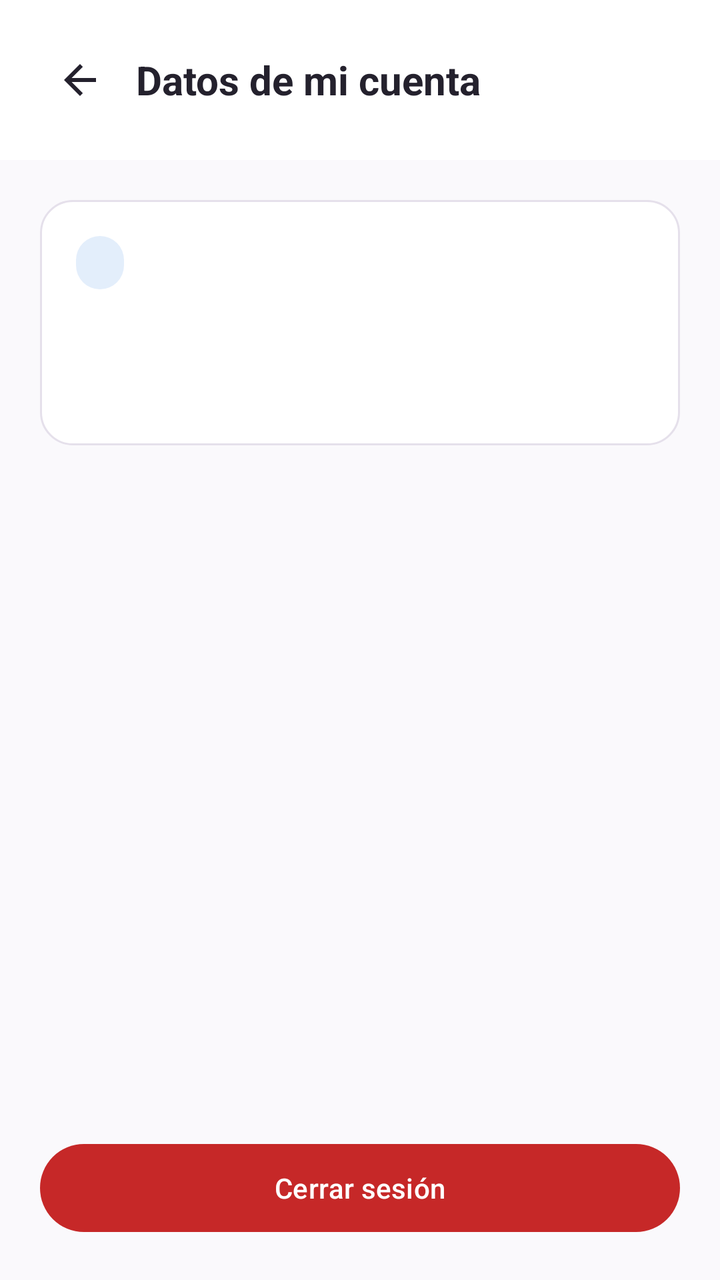
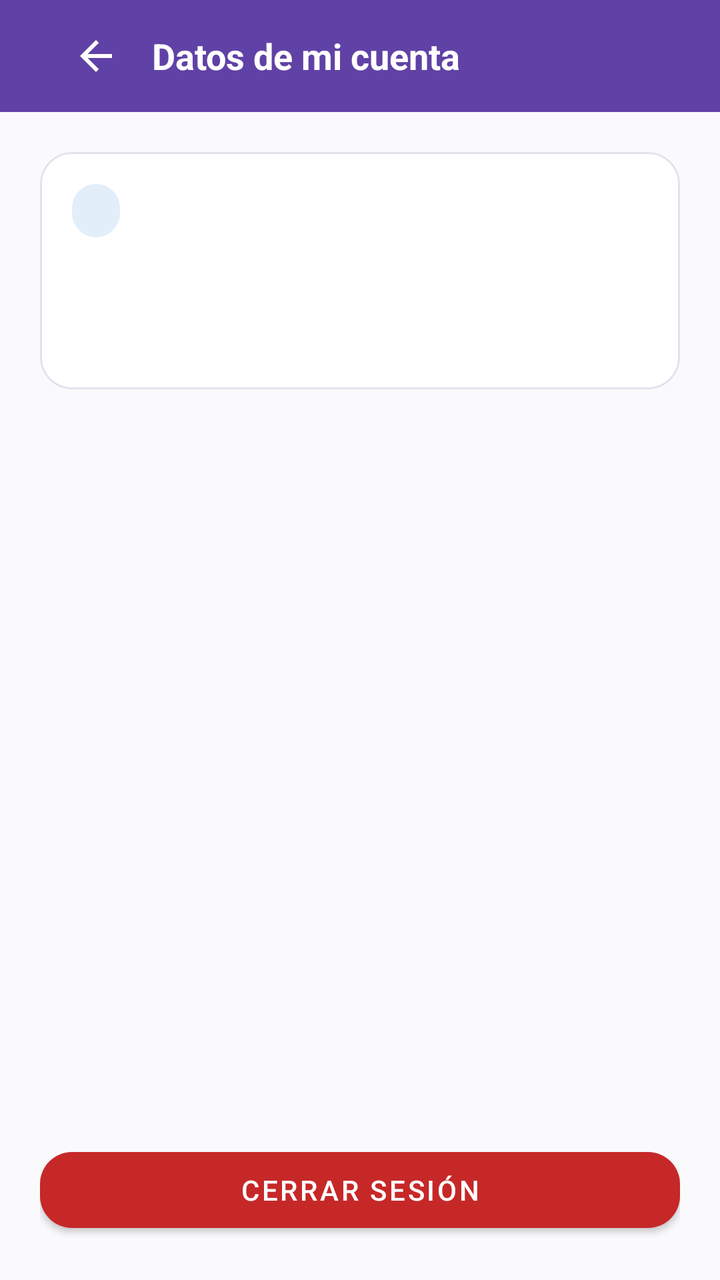

Screens rendered from an Android XML layout before and after an edit, with the pre-edit source and the edit as a unified diff.
<!-- AndroidManifest.xml: application theme Theme.ApiMovil -->
<!-- res/layout/fragment_perfil_admin.xml -->
<?xml version="1.0" encoding="utf-8"?>
<LinearLayout xmlns:android="http://schemas.android.com/apk/res/android"
    xmlns:app="http://schemas.android.com/apk/res-auto"
    android:layout_width="match_parent"
    android:layout_height="match_parent"
    android:orientation="vertical"
    android:background="@color/fondo">

    <LinearLayout
        android:layout_width="match_parent"
        android:layout_height="wrap_content"
        android:orientation="horizontal"
        android:gravity="center_vertical"
        android:background="@color/blanco"
        android:padding="20dp">

        <ImageButton
            android:id="@+id/btnVolver"
            android:layout_width="40dp"
            android:layout_height="40dp"
            android:src="@drawable/ic_back"
            android:background="?attr/selectableItemBackgroundBorderless"
            android:contentDescription="@string/volver" />

        <TextView
            android:text="@string/datos_de_mi_cuenta"
            android:layout_width="wrap_content"
            android:layout_height="wrap_content"
            android:textSize="20sp"
            android:textStyle="bold"
            android:textColor="@color/texto_principal"
            android:layout_marginStart="8dp" />
    </LinearLayout>

    <LinearLayout
        android:layout_width="match_parent"
        android:layout_height="0dp"
        android:layout_weight="1"
        android:orientation="vertical"
        android:padding="20dp">

        <LinearLayout
            android:layout_width="match_parent"
            android:layout_height="wrap_content"
            android:orientation="vertical"
            android:background="@drawable/bg_tarjeta"
            android:padding="18dp">

            <TextView
                android:id="@+id/textRolBadge"
                android:layout_width="wrap_content"
                android:layout_height="wrap_content"
                android:background="@drawable/bg_badge_abierta"
                android:textColor="@color/estado_abierta"
                android:textStyle="bold"
                android:textSize="11sp"
                android:paddingHorizontal="12dp"
                android:paddingVertical="6dp" />

            <TextView
                android:id="@+id/textNombre"
                android:layout_width="match_parent"
                android:layout_height="wrap_content"
                android:textSize="20sp"
                android:textStyle="bold"
                android:textColor="@color/texto_principal"
                android:layout_marginTop="12dp" />

            <TextView
                android:id="@+id/textCorreo"
                android:layout_width="match_parent"
                android:layout_height="wrap_content"
                android:textSize="14sp"
                android:textColor="@color/texto_secundario"
                android:layout_marginTop="2dp" />
        </LinearLayout>

        <View android:layout_width="0dp" android:layout_height="0dp" android:layout_weight="1" />

        <com.google.android.material.button.MaterialButton
            android:id="@+id/btnCerrarSesion"
            android:layout_width="match_parent"
            android:layout_height="52dp"
            android:text="@string/cerrar_sesion"
            app:cornerRadius="28dp"
            app:backgroundTint="@color/estado_vencida" />
    </LinearLayout>

</LinearLayout>
<!-- resources referenced by this layout -->
<resources>
  <color name="blanco">#FFFFFF</color>
  <color name="estado_abierta">#4A90D9</color>
  <color name="estado_vencida">#C62828</color>
  <color name="fondo">#FAF9FC</color>
  <color name="texto_principal">#24212D</color>
  <color name="texto_secundario">#706A7A</color>
  <!-- drawable bg_badge_abierta (drawable) -->
  <?xml version="1.0" encoding="utf-8"?>
  <shape xmlns:android="http://schemas.android.com/apk/res/android" android:shape="rectangle">
      <solid android:color="@color/estado_abierta_fondo" />
      <corners android:radius="13dp" />
  </shape>
  <!-- drawable bg_tarjeta (drawable) -->
  <?xml version="1.0" encoding="utf-8"?>
  <shape xmlns:android="http://schemas.android.com/apk/res/android" android:shape="rectangle">
      <solid android:color="@color/blanco" />
      <corners android:radius="16dp" />
      <stroke android:width="1dp" android:color="@color/borde" />
  </shape>
  <!-- drawable ic_back (drawable) -->
  <?xml version="1.0" encoding="utf-8"?>
  <vector xmlns:android="http://schemas.android.com/apk/res/android"
      android:width="24dp" android:height="24dp"
      android:viewportWidth="24" android:viewportHeight="24">
      <path android:fillColor="#24212D"
          android:pathData="M20,11H7.83l5.59,-5.59L12,4l-8,8 8,8 1.41,-1.41L7.83,13H20v-2z" />
  </vector>
  <string name="cerrar_sesion">Cerrar sesión</string>
  <string name="datos_de_mi_cuenta">Datos de mi cuenta</string>
  <string name="volver">Volver</string>
  <style name="Theme.ApiMovil" parent="Theme.Material3.DayNight.NoActionBar">
          <item name="colorPrimary">@color/purple_500</item>
          <item name="colorPrimaryVariant">@color/purple_700</item>
          <item name="colorOnPrimary">@color/white</item>
          <item name="colorSecondary">@color/teal_200</item>
      </style>
  <color name="estado_abierta_fondo">#E3EEFB</color>
  <color name="borde">#E5E0EB</color>
  <color name="purple_500">#6042A6</color>
  <color name="purple_700">#342052</color>
  <color name="white">#FFFFFFFF</color>
  <color name="teal_200">#6042A6</color>
</resources>

<!-- the commit's change to res/layout/fragment_perfil_admin.xml (unified diff, before → after) -->
@@ -3,34 +3,47 @@
     xmlns:app="http://schemas.android.com/apk/res-auto"
     android:layout_width="match_parent"
     android:layout_height="match_parent"
-    android:orientation="vertical"
-    android:background="@color/fondo">
+    android:background="@color/fondo"
+    android:orientation="vertical">
 
-    <LinearLayout
+    <com.google.android.material.appbar.AppBarLayout
         android:layout_width="match_parent"
         android:layout_height="wrap_content"
-        android:orientation="horizontal"
-        android:gravity="center_vertical"
-        android:background="@color/blanco"
-        android:padding="20dp">
+        app:elevation="0dp">
 
-        <ImageButton
-            android:id="@+id/btnVolver"
-            android:layout_width="40dp"
-            android:layout_height="40dp"
-            android:src="@drawable/ic_back"
-            android:background="?attr/selectableItemBackgroundBorderless"
-            android:contentDescription="@string/volver" />
+        <com.google.android.material.appbar.MaterialToolbar
+            android:layout_width="match_parent"
+            android:layout_height="?attr/actionBarSize"
+            android:background="?attr/colorPrimary">
 
-        <TextView
-            android:text="@string/datos_de_mi_cuenta"
-            android:layout_width="wrap_content"
-            android:layout_height="wrap_content"
-            android:textSize="20sp"
-            android:textStyle="bold"
-            android:textColor="@color/texto_principal"
-            android:layout_marginStart="8dp" />
-    </LinearLayout>
+            <LinearLayout
+                android:layout_width="match_parent"
+                android:layout_height="wrap_content"
+                android:gravity="center_vertical"
+                android:orientation="horizontal"
+                android:paddingHorizontal="12dp">
+
+                <ImageButton
+                    android:id="@+id/btnVolver"
+                    android:layout_width="40dp"
+                    android:layout_height="40dp"
+                    android:background="?attr/selectableItemBackgroundBorderless"
+                    android:contentDescription="@string/volver"
+                    android:src="@drawable/ic_back"
+                    app:tint="@color/blanco" />
+
+                <TextView
+                    android:layout_width="wrap_content"
+                    android:layout_height="wrap_content"
+                    android:layout_marginStart="8dp"
+                    android:text="@string/datos_de_mi_cuenta"
+                    android:textColor="@color/blanco"
+                    android:textSize="18sp"
+                    android:textStyle="bold" />
+            </LinearLayout>
+
+        </com.google.android.material.appbar.MaterialToolbar>
+    </com.google.android.material.appbar.AppBarLayout>
 
     <LinearLayout
         android:layout_width="match_parent"
@@ -39,51 +52,63 @@
         android:orientation="vertical"
         android:padding="20dp">
 
-        <LinearLayout
+        <com.google.android.material.card.MaterialCardView
             android:layout_width="match_parent"
             android:layout_height="wrap_content"
-            android:orientation="vertical"
-            android:background="@drawable/bg_tarjeta"
-            android:padding="18dp">
+            app:cardBackgroundColor="@color/blanco"
+            app:cardCornerRadius="16dp"
+            app:cardElevation="0dp"
+            app:contentPadding="16dp"
+            app:strokeColor="@color/borde"
+            app:strokeWidth="1dp">
 
-            <TextView
-                android:id="@+id/textRolBadge"
-                android:layout_width="wrap_content"
-                android:layout_height="wrap_content"
-                android:background="@drawable/bg_badge_abierta"
-                android:textColor="@color/estado_abierta"
-                android:textStyle="bold"
-                android:textSize="11sp"
-                android:paddingHorizontal="12dp"
-                android:paddingVertical="6dp" />
-
-            <TextView
-                android:id="@+id/textNombre"
+            <LinearLayout
                 android:layout_width="match_parent"
                 android:layout_height="wrap_content"
-                android:textSize="20sp"
-                android:textStyle="bold"
-                android:textColor="@color/texto_principal"
-                android:layout_marginTop="12dp" />
+                android:orientation="vertical">
 
-            <TextView
-                android:id="@+id/textCorreo"
-                android:layout_width="match_parent"
-                android:layout_height="wrap_content"
-                android:textSize="14sp"
-                android:textColor="@color/texto_secundario"
-                android:layout_marginTop="2dp" />
-        </LinearLayout>
+                <TextView
+                    android:id="@+id/textRolBadge"
+                    android:layout_width="wrap_content"
+                    android:layout_height="wrap_content"
+                    android:background="@drawable/bg_badge_abierta"
+                    android:paddingHorizontal="12dp"
+                    android:paddingVertical="6dp"
+                    android:textColor="@color/estado_abierta"
+                    android:textSize="11sp"
+                    android:textStyle="bold" />
 
-        <View android:layout_width="0dp" android:layout_height="0dp" android:layout_weight="1" />
+                <TextView
+                    android:id="@+id/textNombre"
+                    android:layout_width="match_parent"
+                    android:layout_height="wrap_content"
+                    android:layout_marginTop="12dp"
+                    android:textColor="@color/texto_principal"
+                    android:textSize="20sp"
+                    android:textStyle="bold" />
+
+                <TextView
+                    android:id="@+id/textCorreo"
+                    android:layout_width="match_parent"
+                    android:layout_height="wrap_content"
+                    android:layout_marginTop="2dp"
+                    android:textColor="@color/texto_secundario"
+                    android:textSize="14sp" />
+            </LinearLayout>
+        </com.google.android.material.card.MaterialCardView>
+
+        <android.widget.Space
+            android:layout_width="match_parent"
+            android:layout_height="0dp"
+            android:layout_weight="1" />
 
         <com.google.android.material.button.MaterialButton
             android:id="@+id/btnCerrarSesion"
             android:layout_width="match_parent"
-            android:layout_height="52dp"
+            android:layout_height="50dp"
             android:text="@string/cerrar_sesion"
-            app:cornerRadius="28dp"
-            app:backgroundTint="@color/estado_vencida" />
+            app:backgroundTint="@color/estado_vencida"
+            app:cornerRadius="16dp" />
     </LinearLayout>
 
 </LinearLayout>
<!-- resource entries referenced after the edit -->
@@ -12,13 +12,6 @@
       <solid android:color="@color/estado_abierta_fondo" />
       <corners android:radius="13dp" />
   </shape>
-  <!-- drawable bg_tarjeta (drawable) -->
-  <?xml version="1.0" encoding="utf-8"?>
-  <shape xmlns:android="http://schemas.android.com/apk/res/android" android:shape="rectangle">
-      <solid android:color="@color/blanco" />
-      <corners android:radius="16dp" />
-      <stroke android:width="1dp" android:color="@color/borde" />
-  </shape>
   <!-- drawable ic_back (drawable) -->
   <?xml version="1.0" encoding="utf-8"?>
   <vector xmlns:android="http://schemas.android.com/apk/res/android"
@@ -30,17 +23,19 @@
   <string name="cerrar_sesion">Cerrar sesión</string>
   <string name="datos_de_mi_cuenta">Datos de mi cuenta</string>
   <string name="volver">Volver</string>
-  <style name="Theme.ApiMovil" parent="Theme.Material3.DayNight.NoActionBar">
-          <item name="colorPrimary">@color/purple_500</item>
-          <item name="colorPrimaryVariant">@color/purple_700</item>
-          <item name="colorOnPrimary">@color/white</item>
-          <item name="colorSecondary">@color/teal_200</item>
+  <style name="Theme.ApiMovil" parent="Theme.MaterialComponents.DayNight.NoActionBar">
+          <item name="colorPrimary">@color/marca</item>
+          <item name="colorPrimaryVariant">@color/marca_oscuro</item>
+          <item name="colorOnPrimary">@color/blanco</item>
+          <item name="colorSecondary">@color/marca_claro</item>
+          <item name="colorOnSecondary">@color/texto_principal</item>
+          <item name="android:windowBackground">@color/fondo</item>
+          <item name="android:statusBarColor">@color/marca_oscuro</item>
       </style>
   <color name="estado_abierta_fondo">#E3EEFB</color>
+  <color name="marca">#6042A6</color>
+  <color name="marca_oscuro">#342052</color>
+  <color name="marca_claro">#EEE7FA</color>
   <color name="borde">#E5E0EB</color>
-  <color name="purple_500">#6042A6</color>
-  <color name="purple_700">#342052</color>
-  <color name="white">#FFFFFFFF</color>
-  <color name="teal_200">#6042A6</color>
 </resources>
 
